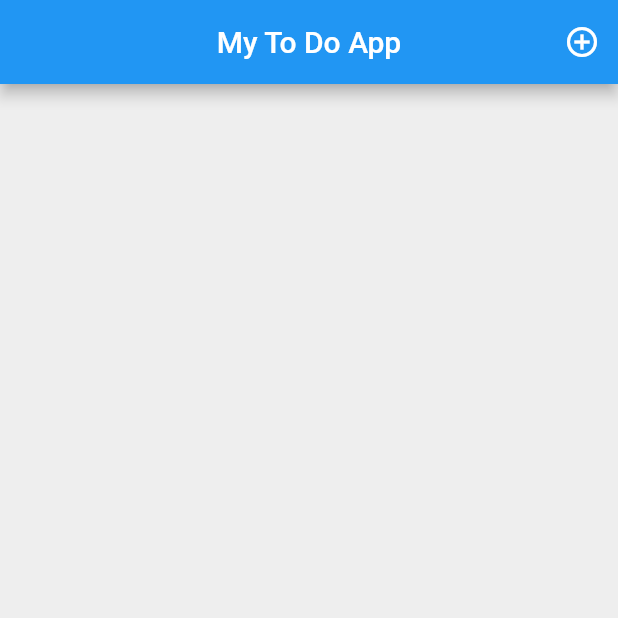
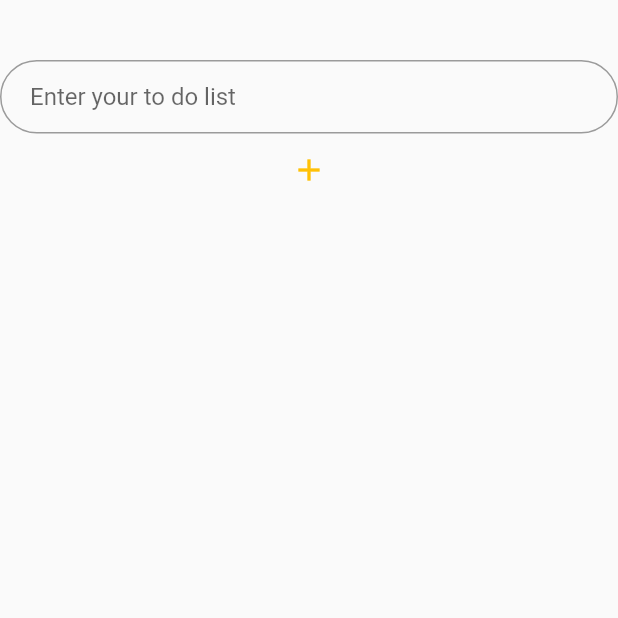
Before and after one commit to hiteshtiwari9491/todoapp, a Flutter app: the screen it shows after launch, after a tap on the "control point" icon, on a phone screen of 412 x 824 dp, the top half of it. Run offline on Flutter 3.47's test engine with Material 2 defaults, Android fonts, the phone set to English and light mode, and no system bars.

Commit message:
first learning experience on flutter

```diff
--- a/lib/main.dart
+++ b/lib/main.dart
@@ -1,5 +1,6 @@
 import 'package:flutter/material.dart';
 import 'package:todo_app/screens/home.dart';
+import 'package:todo_app/screens/listscreen.dart';
 
 void main() {
   runApp(MyApp());
@@ -14,7 +15,11 @@ class MyApp extends StatelessWidget {
         primarySwatch: Colors.blue,
         visualDensity: VisualDensity.adaptivePlatformDensity,
       ),
-      home: Home(),
+      initialRoute: '/',
+        routes: {
+          '/' :  (context) => Home(),
+          '/listscreen': (context) => Pankaj(),
+        }
     );
   }
 }
--- a/lib/screens/home.dart
+++ b/lib/screens/home.dart
@@ -6,7 +6,6 @@ class Home extends StatefulWidget {
 }
 
 class _HomeState extends State<Home> {
-  List<String> todolist = [];
 
   @override
   Widget build(BuildContext context) {
@@ -24,6 +23,7 @@ class _HomeState extends State<Home> {
               color: Colors.white,
             ),
             onPressed: () {
+              Navigator.pushNamed(context, '/listscreen');
               // do something
             },
           )
--- /dev/null
+++ b/lib/screens/listscreen.dart
@@ -0,0 +1,35 @@
+import 'package:flutter/material.dart';
+
+class Pankaj extends StatefulWidget {
+  @override
+  _PankajState createState() => _PankajState();
+}
+
+class _PankajState extends State<Pankaj> {
+  @override
+  Widget build(BuildContext context) {
+    return Scaffold(
+        body :Column(
+          children: <Widget>[
+            Padding(
+                padding: EdgeInsets.fromLTRB(20, 20, 20, 20)),
+          TextField(
+      obscureText: false,
+      decoration: InputDecoration(
+          contentPadding: EdgeInsets.fromLTRB(20.0, 15.0, 20.0, 15.0),
+          hintText: "Enter your to do list",
+          border:
+          OutlineInputBorder(borderRadius: BorderRadius.circular(32.0))),
+    ),
+            IconButton(
+              onPressed: () {
+                //List
+              },
+              icon: Icon(Icons.add),
+              color: Colors.amber,
+            ),
+
+          ]
+    )
+    );}
+}
```
Also changed, not shown: 2 other files.
